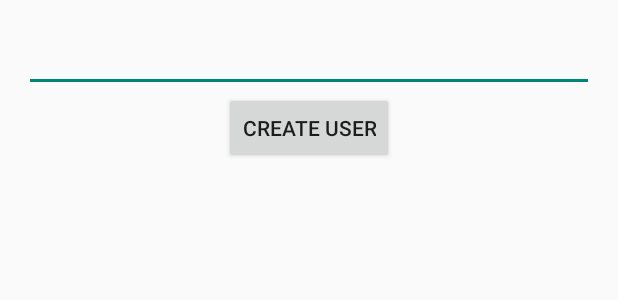
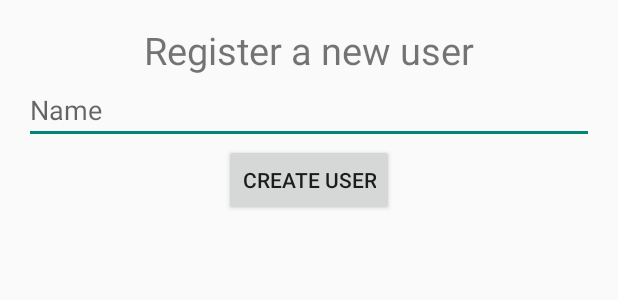
Before and after one commit to andrew749/Pluto-NFC, an Android app: the layout fragment_main.xml on its own in the app's theme, with its tools: preview values and no code run, on a phone screen of 412 x 824 dp. Shown: the top 300 px of the screen. Run offline under Robolectric (Android 15) with nearby library versions, the phone set to English and light mode, and no system bars.

Commit message:
Added textView for hint

```diff
--- a/app/src/main/res/layout/fragment_main.xml
+++ b/app/src/main/res/layout/fragment_main.xml
@@ -5,10 +5,20 @@
     android:paddingTop="@dimen/activity_vertical_margin"
     android:paddingBottom="@dimen/activity_vertical_margin" tools:context=".MainActivityFragment">
 
+    <TextView
+        android:layout_width="wrap_content"
+        android:layout_height="wrap_content"
+        android:id="@+id/textView"
+        android:text="Register a new user"
+        android:textSize="25sp"
+        android:layout_centerHorizontal="true" />
+
     <EditText
         android:layout_width="wrap_content"
         android:layout_height="wrap_content"
         android:id="@+id/editText"
+        android:hint="Name"
+        android:layout_below="@+id/textView"
         android:layout_alignParentRight="true"
         android:layout_alignParentEnd="true"
         android:layout_alignParentLeft="true"
```
